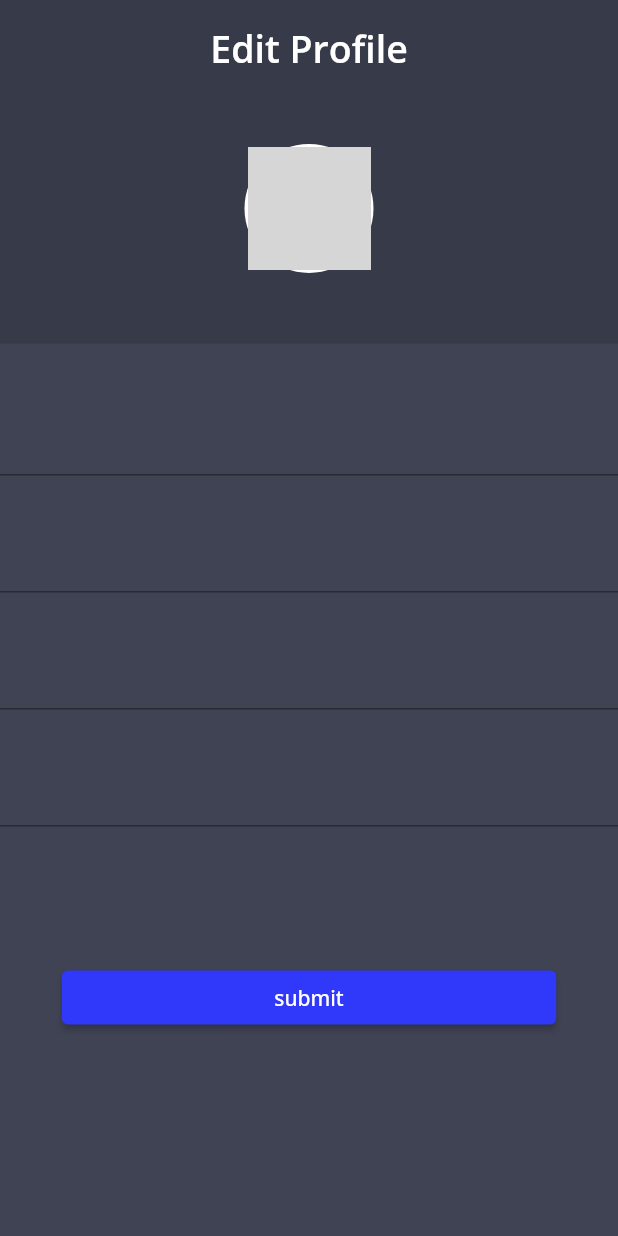
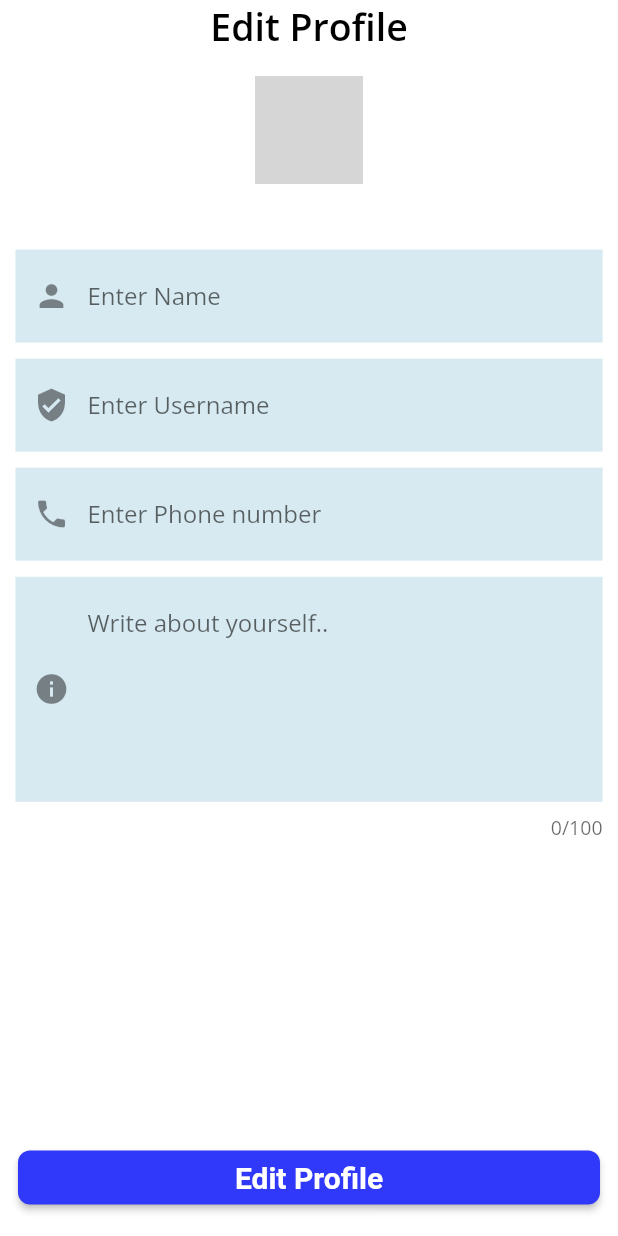
Before and after one commit to abdulqaderpatel/PhotoFrenzy, a Flutter app: the EditUserProfileScreen screen opened directly, on a phone screen of 412 x 824 dp. Run offline on Flutter 3.47's test engine with Material 2 defaults, Android fonts, the phone set to English and light mode, and no system bars; our stand-ins replace cloud_firestore, firebase_auth, firebase_core, firebase_storage, flutter_svg, fluttertoast and 5 more; missing offline and left inert: android_intent_plus; accounts and stored records are empty; network calls fail; grey boxes are pictures that could not be loaded.

Commit message:
implemented edit profile functionality.

```diff
--- a/lib/authentication/verify_email.dart
+++ b/lib/authentication/verify_email.dart
@@ -96,7 +96,9 @@ class _VerifyEmailScreenState extends State<VerifyEmailScreen> {
         "name": FirebaseAuth.instance.currentUser!.displayName,
         "username": "",
         "email": FirebaseAuth.instance.currentUser!.email,
-        "profile_picture": ""
+        "profile_picture": "",
+        "bio":"",
+       "phone_number":""
       });
       await Future.delayed(const Duration(seconds: 1));
       if (context.mounted) {
--- a/lib/profiles/edit_user_profile.dart
+++ b/lib/profiles/edit_user_profile.dart
@@ -1,15 +1,17 @@
 import 'dart:io';
-
-
 
 import 'package:firebase_auth/firebase_auth.dart';
 import 'package:firebase_storage/firebase_storage.dart';
 import 'package:flutter/material.dart';
+import 'package:flutter/services.dart';
+import 'package:gap/gap.dart';
 import 'package:get/get.dart';
+import 'package:google_fonts/google_fonts.dart';
 import 'package:image_picker/image_picker.dart';
 import 'package:photofrenzy/global/show_message.dart';
 
 import '../global/firebase_tables.dart';
+import '../global/theme_mode.dart';
 
 class EditUserProfileScreen extends StatefulWidget {
   const EditUserProfileScreen({super.key});
@@ -23,7 +25,7 @@ class _EditUserProfileScreenState extends State<EditUserProfileScreen> {
 
   final nameController = TextEditingController();
 
-  final emailController = TextEditingController();
+  final bioController = TextEditingController();
 
   final phoneNumberController = TextEditingController();
 
@@ -65,8 +67,8 @@ class _EditUserProfileScreenState extends State<EditUserProfileScreen> {
     });
     nameController.text = items[0]["name"];
     usernameController.text = items[0]["username"];
-    emailController.text = items[0]["email"];
-    phoneNumberController.text = items[0]["phone_number"].toString();
+    phoneNumberController.text = items[0]["phone_number"];
+    bioController.text = items[0]["bio"];
 
     setState(() {
       isLoaded = true;
@@ -74,7 +76,6 @@ class _EditUserProfileScreenState extends State<EditUserProfileScreen> {
   }
 
   Future<bool> checkIfUsernameIsUnique(String username) async {
-
     var userData = await FirebaseTable()
         .usersTable
         .where('username', isEqualTo: username)
@@ -82,7 +83,6 @@ class _EditUserProfileScreenState extends State<EditUserProfileScreen> {
 
     List<Map<String, dynamic>> adminTemp = [];
     List<Map<String, dynamic>> userTemp = [];
-
 
     for (var element in userData.docs) {
       setState(() {
@@ -106,39 +106,156 @@ class _EditUserProfileScreenState extends State<EditUserProfileScreen> {
   @override
   Widget build(BuildContext context) {
     return Scaffold(
+      bottomNavigationBar: Container(
+          margin: EdgeInsets.only(
+            bottom: 15,
+          ),
+          padding: EdgeInsets.only(left: 12, right: 12),
+          width: Get.width * 0.8,
+          child: ElevatedButton(
+            style: ElevatedButton.styleFrom(
+                backgroundColor: Theme.of(context).colorScheme.primary,
+                shape: RoundedRectangleBorder(
+                    borderRadius: BorderRadius.circular(8))),
+            child:buttonLoader?CircularProgressIndicator(color: Colors.grey,): Text(
+              "Edit Profile",
+              style: GoogleFonts.roboto(
+                  letterSpacing: 0,
+                  color:Colors.white,
+                  fontWeight: FontWeight.w600,
+                  fontSize: 20),
+            ),
+            onPressed: () async {
+              setState(() {
+                buttonLoader = true;
+              });
+              if (nameController.text.isEmpty) {
+                showToast(message: "Name cannot be empty", error: true);
+                setState(() {
+                  buttonLoader = false;
+                });
+              } else if (usernameController.text.isEmpty) {
+                showToast(message: "Username cannot be empty", error: true);
+                setState(() {
+                  buttonLoader = false;
+                });
+              } else if (phoneNumberController.text.isEmpty) {
+                showToast(message: "Phone number cannot be empty", error: true);
+                setState(() {
+                  buttonLoader = false;
+                });
+              }
+              else if (bioController.text.isEmpty) {
+                showToast(message: "Your info cannot be empty", error: true);
+                setState(() {
+                  buttonLoader = false;
+                });
+              }
+              else if (!RegExp(r'^[a-zA-Z0-9]+$')
+                  .hasMatch(nameController.text)) {
+                showToast(message: "Please enter a valid name", error: true);
+                setState(() {
+                  buttonLoader = false;
+                });
+              } else if (!RegExp(r'^[a-zA-Z0-9]+$')
+                  .hasMatch(usernameController.text)) {
+                showToast(
+                    message: "Please enter a valid username", error: true);
+                setState(() {
+                  buttonLoader = false;
+                });
+              } else if (!await checkIfUsernameIsUnique(
+                      usernameController.text) &&
+                  items[0]["username"] != usernameController.text) {
+                showToast(
+                    message: "Username has been already taken", error: true);
+                setState(() {
+                  buttonLoader = false;
+                });
+              } else if (phoneNumberController.text.length != 10 ||
+                  phoneNumberController.text.contains(".") ||
+                  phoneNumberController.text.contains(",")) {
+                showToast(message: "Invalid phone number", error: true);
+                setState(() {
+                  buttonLoader = false;
+                });
+              } else {
+                if (profileImage == null) {
+                  await FirebaseTable()
+                      .usersTable
+                      .doc(FirebaseAuth.instance.currentUser!.uid)
+                      .update({
+                    "username": usernameController.text,
+                    "name": nameController.text,
+                    "phone_number": phoneNumberController.text,
+                    "bio": bioController.text
+                  });
+                  showToast(message: "Profile updated successfully");
+                  setState(() {
+                    buttonLoader = false;
+                  });
+                  if (context.mounted) {
+                    Navigator.pop(context);
+                  }
+                } else {
+                  Reference ref = FirebaseStorage.instance.ref(
+                      "/${FirebaseAuth.instance.currentUser!.uid}/profile_picture");
+                  UploadTask uploadTask = ref.putFile(profileImage!.absolute);
+                  Future.value(uploadTask).then((value) async {
+                    var newUrl = await ref.getDownloadURL();
+                    await FirebaseTable()
+                        .usersTable
+                        .doc(FirebaseAuth.instance.currentUser!.uid)
+                        .update({
+                      "profile_picture": newUrl.toString(),
+                      "username": usernameController.text,
+                      "name": nameController.text,
+                      "phone_number": phoneNumberController.text,
+                      "bio": bioController.text
+                    });
+
+                    showToast(message: "Profile updated successfully");
+                    setState(() {
+                      buttonLoader = false;
+                    });
+
+                    if (context.mounted) {
+                      Navigator.pop(context);
+                    }
+                  });
+                }
+              }
+            },
+          )),
       body: isLoaded
           ? SafeArea(
-        child: Container(color: const Color(0xff404354),
-          height: Get.height,
-
               child: SingleChildScrollView(
+                child: Container(
+                  margin: EdgeInsets.only(
+                      left: Get.width * 0.025, right: Get.width * 0.025),
                   child: Center(
                     child: Column(
                       children: [
-
-
-                  Container(padding: const EdgeInsets.all(15),width: Get.width,color: const Color(0xff373A49),
-                    child: Column(
-                      children:[ const Text(
+                        Column(
+                          children: [
+                            Text(
                               "Edit Profile",
                               style: TextStyle(
-                            color: Colors.white,
+                                  color:isDark(context) ? Colors.white : Colors.black,
                                   fontWeight: FontWeight.w600,
                                   fontSize: 25),
                             ),
+                            Gap(Get.height * 0.015),
                             InkWell(
                               onTap: () {
                                 getImageGallery();
                               },
                               child: Container(
-                            width: 90,
-                            height: 90,
-                            margin: const EdgeInsets.only(top: 45, bottom: 30),
+                                width: 80,
+                                height: 80,
                                 padding: const EdgeInsets.all(2),
                                 decoration: BoxDecoration(
-
                                   borderRadius: BorderRadius.circular(70),
-
                                 ),
                                 child: Container(
                                   padding: const EdgeInsets.all(2),
@@ -163,134 +280,80 @@ class _EditUserProfileScreenState extends State<EditUserProfileScreen> {
                                         ),
                                 ),
                               ),
-                        ),],
                             ),
+                          ],
                         ),
-
                         const SizedBox(
                           height: 40,
                         ),
-                  TextField(),
-                  const SizedBox(
-                    height: 30,
+                        TextField(
+                          controller: nameController,
+                          textInputAction: TextInputAction.next,
+                          decoration: InputDecoration(
+                              contentPadding:
+                                  const EdgeInsets.only(top: 20, bottom: 20),
+                              prefixIcon: const Icon(Icons.person),
+                              hintText: "Enter Name",
+                              filled: true,
+                              fillColor: Theme.of(context).cardColor,
+                              border: InputBorder.none),
                         ),
-                  TextField(),
-                  const SizedBox(
-                    height: 30,
+                        Gap(Get.height * 0.013),
+                        TextField(
+                          controller: usernameController,
+                          textInputAction: TextInputAction.next,
+                          decoration: InputDecoration(
+                              contentPadding:
+                                  const EdgeInsets.only(top: 20, bottom: 20),
+                              prefixIcon: const Icon(Icons.verified_user),
+                              hintText: "Enter Username",
+                              filled: true,
+                              fillColor: Theme.of(context).cardColor,
+                              border: InputBorder.none),
                         ),
-                  TextField(),
-                  const SizedBox(
-                    height: 30,
+                        Gap(Get.height * 0.013),
+                        TextField(
+                          controller: phoneNumberController,
+                          textInputAction: TextInputAction.next,
+                          decoration: InputDecoration(
+                              contentPadding:
+                                  const EdgeInsets.only(top: 20, bottom: 20),
+                              prefixIcon: const Icon(Icons.phone),
+                              hintText: "Enter Phone number",
+                              filled: true,
+                              fillColor: Theme.of(context).cardColor,
+                              border: InputBorder.none),
                         ),
-                  TextField(),
+                        Gap(Get.height * 0.013),
+                        TextField(
+                          maxLines: 5,
+                          maxLength: 100,
+                          inputFormatters: [
+                            TextInputFormatter.withFunction(
+                                (oldValue, newValue) {
+                              int newLines = newValue.text.split('\n').length;
+                              if (newLines > 5) {
+                                return oldValue;
+                              } else {
+                                return newValue;
+                              }
+                            }),
+                          ],
+                          controller: bioController,
+                          textInputAction: TextInputAction.go,
+                          decoration: InputDecoration(
+                              contentPadding:
+                                  const EdgeInsets.only(top: 20, bottom: 20),
+                              prefixIcon: const Icon(Icons.info),
+                              hintText: "Write about yourself..",
+                              filled: true,
+                              fillColor: Theme.of(context).cardColor,
+                              border: InputBorder.none),
+                        ),
+                        Gap(Get.height * 0.013),
                         const SizedBox(
                           height: 90,
                         ),
-
-                  SizedBox(
-                      width: Get.width * 0.8,
-                      child: ElevatedButton(
-                     child: Text("submit"),
-
-                        onPressed: () async {
-                          setState(() {
-                            buttonLoader = true;
-                          });
-                          if (nameController.text.isEmpty) {
-                            showToast(message: "Name cannot be empty",error: true);
-                            setState(() {
-                              buttonLoader = false;
-                            });
-                          } else if (usernameController.text.isEmpty) {
-                            showToast(message: "Username cannot be empty",error: true);
-                            setState(() {
-                              buttonLoader = false;
-                            });
-                          } else if (phoneNumberController.text.isEmpty) {
-                            showToast(message: "Phone number cannot be empty",error: true);
-                            setState(() {
-                              buttonLoader = false;
-                            });
-                          } else if (!RegExp(r'^[a-zA-Z0-9]+$')
-                              .hasMatch(nameController.text)) {
-                            showToast(message: "Please enter a valid name",error: true);
-                            setState(() {
-                              buttonLoader = false;
-                            });
-                          } else if (!RegExp(r'^[a-zA-Z0-9]+$')
-                              .hasMatch(usernameController.text)) {
-                            showToast(message: "Please enter a valid username",error: true);
-                            setState(() {
-                              buttonLoader = false;
-                            });
-                          } else if (!await checkIfUsernameIsUnique(
-                              usernameController.text) &&
-                              items[0]["username"] !=
-                                  usernameController.text) {
-                            showToast(message: "Username has been already taken",error: true);
-                            setState(() {
-                              buttonLoader = false;
-                            });
-                          } else if (phoneNumberController.text.length !=
-                              10 ||
-                              phoneNumberController.text.contains(".") ||
-                              phoneNumberController.text.contains(",")) {
-                            showToast(message: "Invalid phone number",error: true);
-                            setState(() {
-                              buttonLoader = false;
-                            });
-                          } else {
-                            if (profileImage == null) {
-                              await FirebaseTable()
-                                  .usersTable
-                                  .doc(FirebaseAuth
-                                  .instance.currentUser!.uid)
-                                  .update({
-                                "username": usernameController.text,
-                                "name": nameController.text,
-                                "phone_number": phoneNumberController.text
-                              });
-                              showToast(message: "Profile updated successfully");
-                              setState(() {
-                                buttonLoader = false;
-                              });
-                              if(context.mounted) {
-                                Navigator.pop(context);
-                              }
-                            } else {
-                              Reference ref = FirebaseStorage.instance.ref(
-                                  "/${FirebaseAuth.instance.currentUser!.uid}/profile_picture");
-                              UploadTask uploadTask =
-                              ref.putFile(profileImage!.absolute);
-                              Future.value(uploadTask)
-                                  .then((value) async {
-                                var newUrl = await ref.getDownloadURL();
-                                await FirebaseTable()
-                                    .usersTable
-                                    .doc(FirebaseAuth
-                                    .instance.currentUser!.uid)
-                                    .update({
-                                  "image": newUrl.toString(),
-                                  "username": usernameController.text,
-                                  "name": nameController.text,
-                                  "phone_number":
-                                  phoneNumberController.text
-                                });
-
-                             showToast(message: "Profile updated successfully");
-                                setState(() {
-                                  buttonLoader = false;
-                                });
-
-                                if(context.mounted)
-                                  {
-                                    Navigator.pop(context);
-                                  }
-                              });
-                            }
-                          }
-                        },
-                      )),
                       ],
                     ),
                   ),
```
Lines whose indentation alone changed are shown as unchanged.
